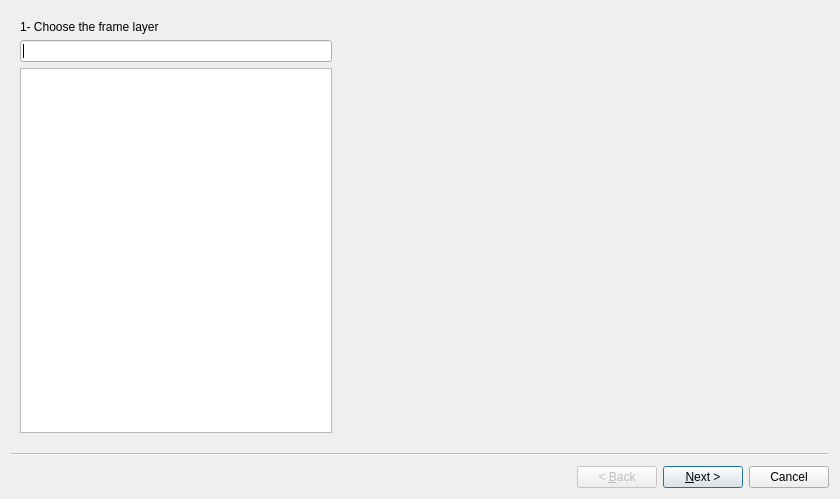
Above: ValidationTools/setupEarthCoverage.ui from dsgoficial/DsgTools before the change. Below: the same form after it.
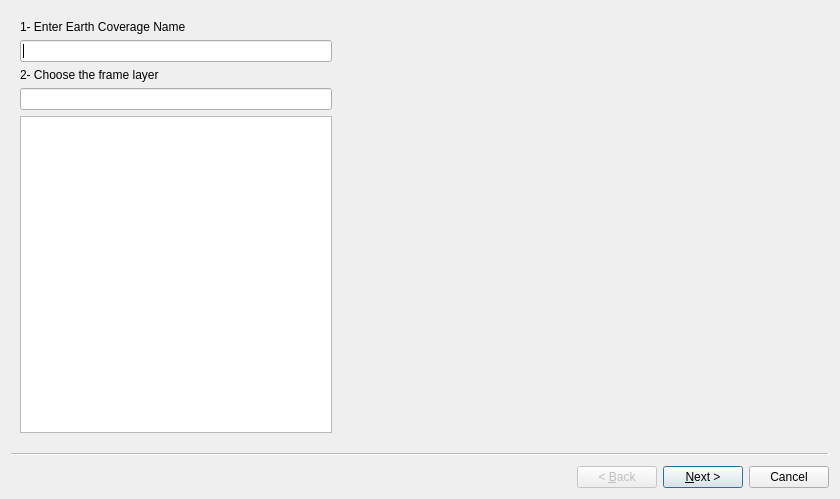
That is the form after the change. Custom widgets are drawn as their Qt base class.

Commit message: end of the day commit

Patch:
```diff
--- a/ValidationTools/setupEarthCoverage.ui
+++ b/ValidationTools/setupEarthCoverage.ui
@@ -22,13 +22,23 @@
   <widget class="QWizardPage" name="wizardPage_2">
    <layout class="QGridLayout" name="gridLayout_3">
     <item row="0" column="0">
+     <widget class="QLabel" name="label_5">
+      <property name="text">
+       <string>1- Enter Earth Coverage Name</string>
+      </property>
+     </widget>
+    </item>
+    <item row="1" column="0">
+     <widget class="QLineEdit" name="nameLineEdit"/>
+    </item>
+    <item row="2" column="0">
      <widget class="QLabel" name="label_4">
       <property name="text">
-       <string>1- Choose the frame layer</string>
+       <string>2- Choose the frame layer</string>
       </property>
      </widget>
     </item>
-    <item row="1" column="0">
+    <item row="3" column="0">
      <layout class="QVBoxLayout" name="verticalLayout">
       <item>
        <widget class="QLineEdit" name="filterLineEdit"/>
@@ -38,7 +48,7 @@
       </item>
      </layout>
     </item>
-    <item row="1" column="1">
+    <item row="3" column="1">
      <spacer name="horizontalSpacer">
       <property name="orientation">
        <enum>Qt::Horizontal</enum>
```
Left out of the diff: 33 changed lines with no effect on the pictures. Lines whose indentation alone changed are shown as unchanged. The commit also changes 2 other files.
